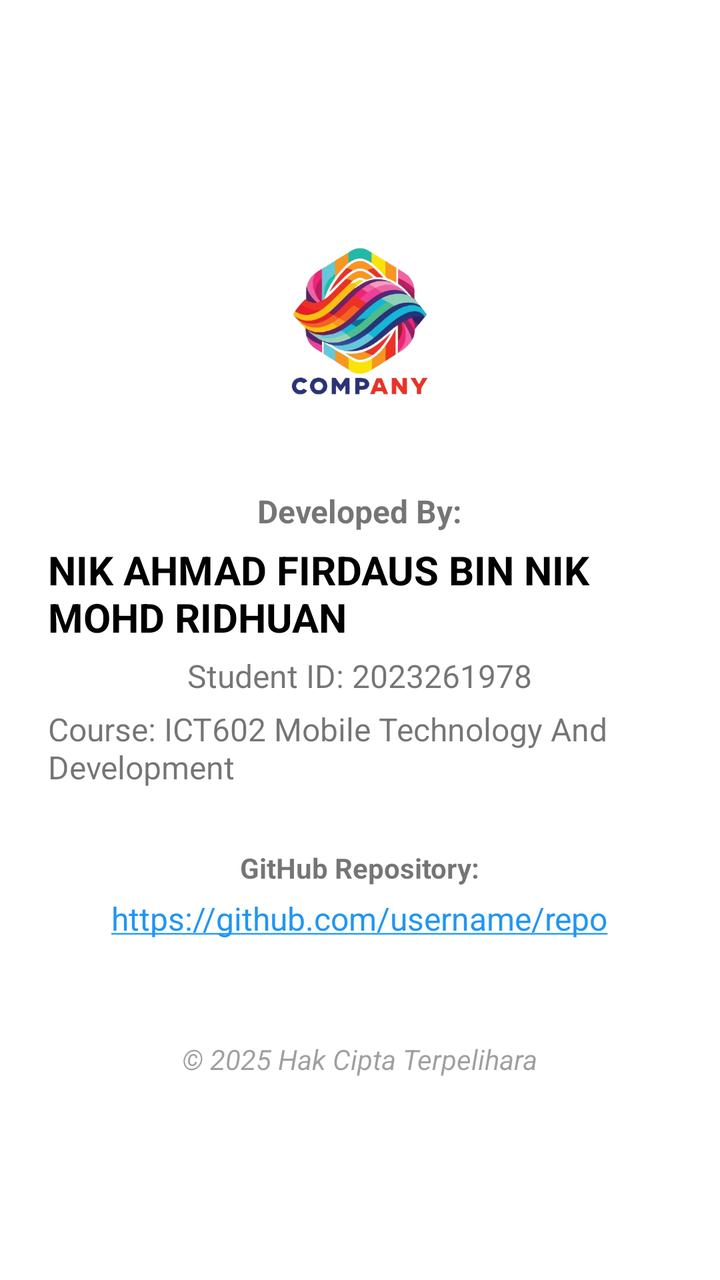
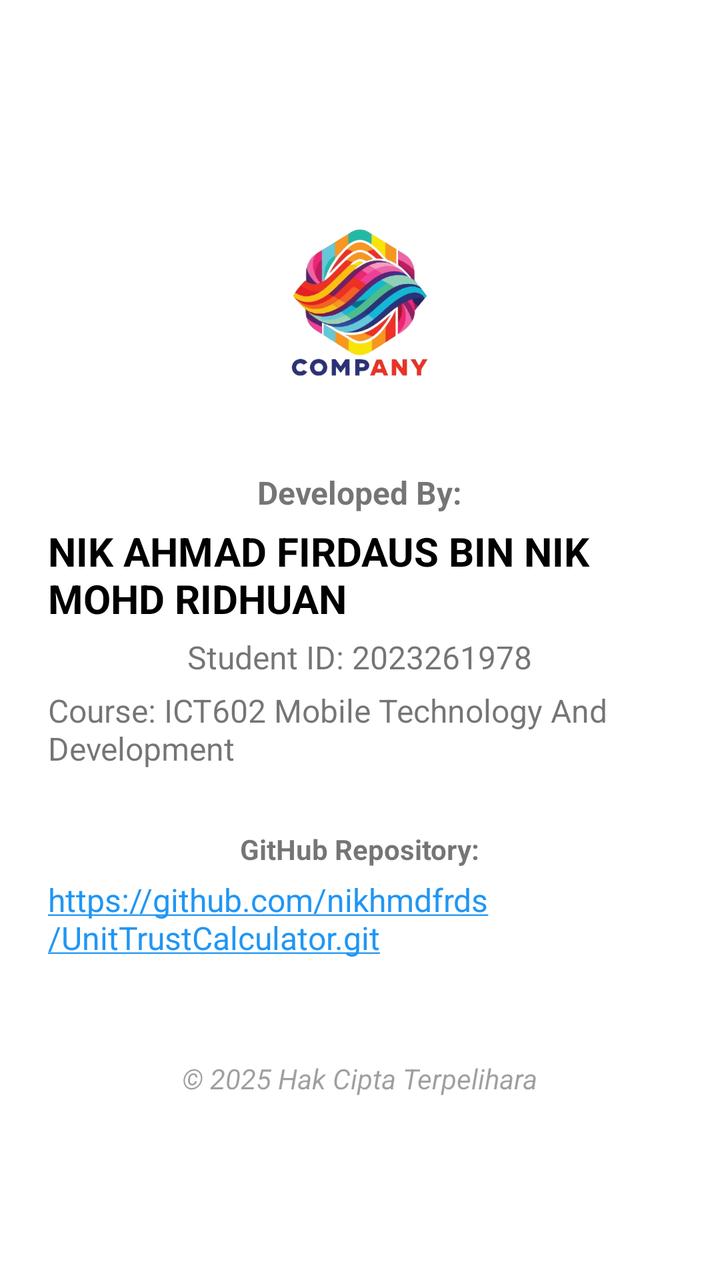

An Android layout rendered at two revisions. The XML below is the earlier revision; the diff shows what the commit changed to produce the second picture.
<!-- AndroidManifest.xml: application theme Theme.UnitTrustCalculator -->
<!-- res/layout/activity_about.xml -->
<?xml version="1.0" encoding="utf-8"?>
<LinearLayout
    xmlns:android="http://schemas.android.com/apk/res/android"
    android:layout_width="match_parent"
    android:layout_height="match_parent"
    android:orientation="vertical"
    android:gravity="center"
    android:padding="24dp">

    <ImageView
        android:id="@+id/imgIcon"
        android:layout_width="120dp"
        android:layout_height="120dp"
        android:src="@drawable/my_logo"
        android:layout_marginBottom="24dp"/>

    <TextView
        android:text="Developed By:"
        android:textStyle="bold"
        android:textSize="16sp"
        android:layout_width="wrap_content"
        android:layout_height="wrap_content"/>

    <TextView
        android:text="NIK AHMAD FIRDAUS BIN NIK MOHD RIDHUAN"
        android:textSize="20sp"
        android:textStyle="bold"
        android:textColor="@color/black"
        android:layout_width="wrap_content"
        android:layout_height="wrap_content"
        android:layout_marginTop="5dp"/>

    <TextView
        android:text="Student ID: 2023261978"
        android:textSize="16sp"
        android:layout_width="wrap_content"
        android:layout_height="wrap_content"
        android:layout_marginTop="5dp"/>

    <TextView
        android:text="Course: ICT602 Mobile Technology And Development"
        android:textSize="16sp"
        android:layout_width="wrap_content"
        android:layout_height="wrap_content"
        android:layout_marginTop="5dp"/>

    <TextView
        android:text="GitHub Repository:"
        android:layout_marginTop="30dp"
        android:textStyle="bold"
        android:layout_width="wrap_content"
        android:layout_height="wrap_content"/>

    <TextView
        android:id="@+id/tvGithub"
        android:layout_width="wrap_content"
        android:layout_height="wrap_content"
        android:text="https://github.com/username/repo"
        android:autoLink="web"
        android:textColorLink="#2196F3"
        android:textSize="16sp"
        android:layout_marginTop="5dp"/>

    <TextView
        android:text="© 2025 Hak Cipta Terpelihara"
        android:layout_width="wrap_content"
        android:layout_height="wrap_content"
        android:layout_marginTop="50dp"
        android:textStyle="italic"
        android:alpha="0.7"/>

</LinearLayout>
<!-- resources referenced by this layout -->
<resources>
  <color name="black">#FF000000</color>
  <!-- drawable my_logo: png bitmap (drawable, 157085 bytes) -->
  <style name="Theme.UnitTrustCalculator" parent="Base.Theme.UnitTrustCalculator" />
  <style name="Base.Theme.UnitTrustCalculator" parent="Theme.MaterialComponents.DayNight.DarkActionBar">
          <item name="colorPrimary">@color/purple_500</item>
          <item name="colorPrimaryVariant">@color/purple_700</item>
          <item name="colorOnPrimary">@color/white</item>
      </style>
  <color name="purple_500">#6200EE</color>
  <color name="purple_700">#3700B3</color>
  <color name="white">#FFFFFFFF</color>
</resources>

<!-- the commit's change to res/layout/activity_about.xml (unified diff, before → after) -->
@@ -55,7 +55,7 @@
         android:id="@+id/tvGithub"
         android:layout_width="wrap_content"
         android:layout_height="wrap_content"
-        android:text="https://github.com/username/repo"
+        android:text="https://github.com/nikhmdfrds/UnitTrustCalculator.git"
         android:autoLink="web"
         android:textColorLink="#2196F3"
         android:textSize="16sp"
